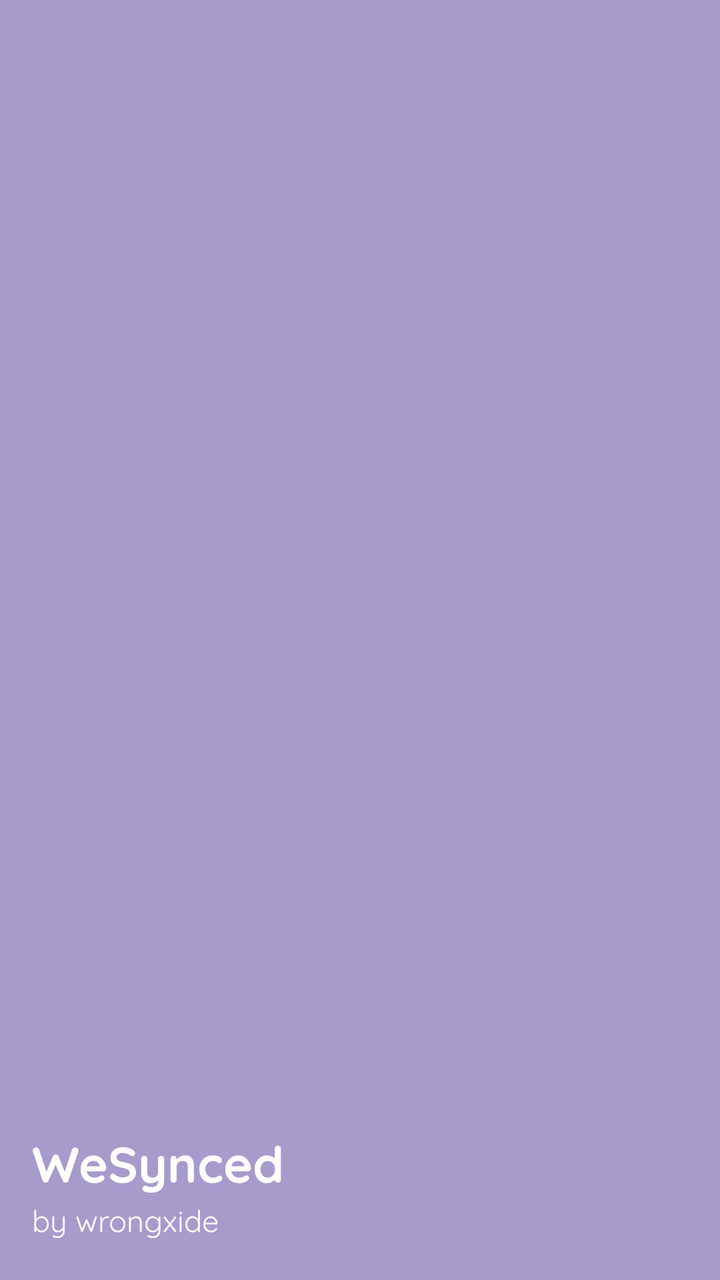
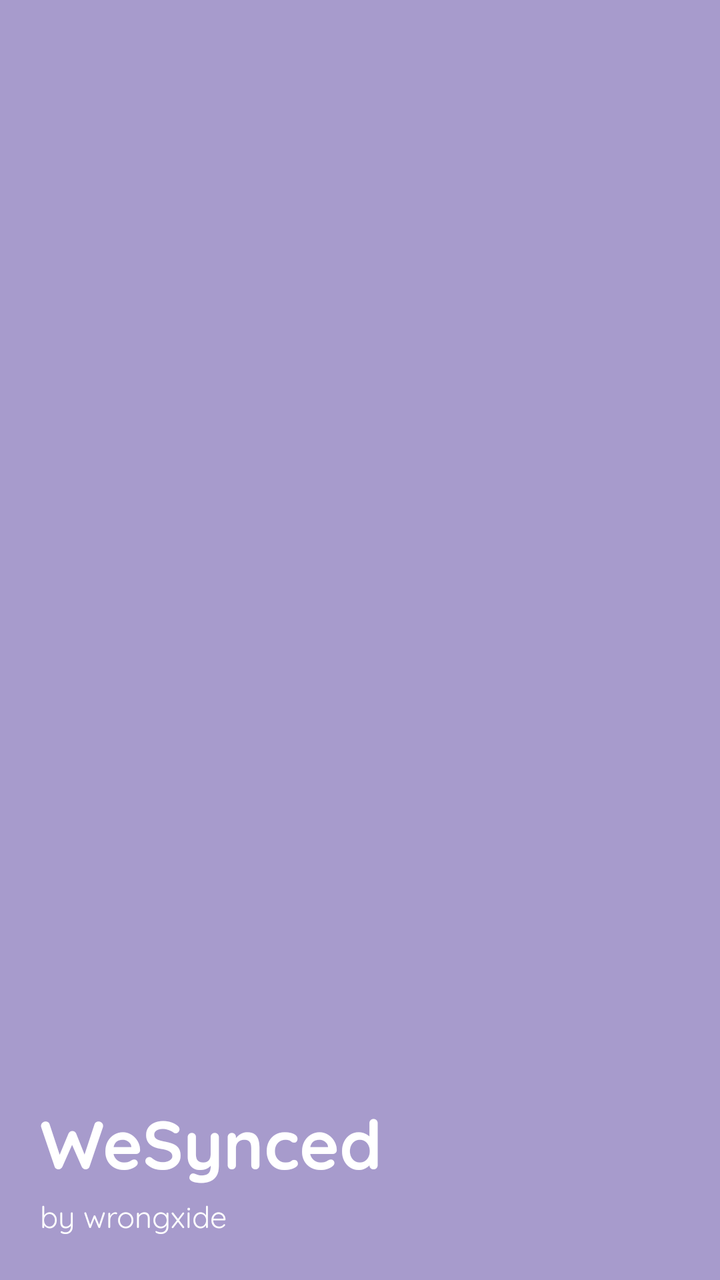

Screens rendered from an Android XML layout before and after an edit, with the pre-edit source and the edit as a unified diff.
<!-- AndroidManifest.xml: application theme Theme.WeSynced -->
<!-- res/layout/nav_header.xml -->
<?xml version="1.0" encoding="utf-8"?>
<LinearLayout
    xmlns:android="http://schemas.android.com/apk/res/android"
    android:layout_width="match_parent"
    android:layout_height="wrap_content"
    android:minHeight="140dp"
    android:orientation="vertical"
    android:gravity="bottom"
    android:paddingStart="16dp"
    android:paddingEnd="16dp"
    android:paddingTop="16dp"
    android:paddingBottom="20dp"
    android:background="@color/pastel_purple">

    <TextView
        android:layout_width="wrap_content"
        android:layout_height="wrap_content"
        android:text="@string/app_name"
        android:textSize="25sp"
        android:textStyle="bold"
        android:textColor="@android:color/white" />

    <TextView
        android:layout_width="wrap_content"
        android:layout_height="wrap_content"
        android:text="@string/app_tagline"
        android:textSize="15sp"
        android:textColor="@android:color/white" />

</LinearLayout>
<!-- resources referenced by this layout -->
<resources>
  <color name="pastel_purple">#A79BCC</color>
  <string name="app_name">WeSynced</string>
  <string name="app_tagline">by wrongxide</string>
  <style name="Theme.WeSynced" parent="Theme.Material3.DayNight.NoActionBar">
          <item name="colorPrimary">@color/pastel_purple</item>
          <item name="colorSurface">@color/card_surface</item>
          <item name="android:colorBackground">@color/pastel_background</item>
          <item name="android:fontFamily">@font/quicksand</item>
          <item name="fontFamily">@font/quicksand</item>
          <item name="android:textColor">@color/text_primary</item>
          <item name="android:windowLightStatusBar">true</item>
      </style>
  <color name="card_surface">#FFFFFF</color>
  <color name="pastel_background">#FAF3EA</color>
  <color name="text_primary">#2D283E</color>
</resources>

<!-- the commit's change to res/layout/nav_header.xml (unified diff, before → after) -->
@@ -1,28 +1,30 @@
 <?xml version="1.0" encoding="utf-8"?>
 <LinearLayout
     xmlns:android="http://schemas.android.com/apk/res/android"
+    android:id="@+id/navHeaderRoot"
     android:layout_width="match_parent"
     android:layout_height="wrap_content"
     android:minHeight="140dp"
     android:orientation="vertical"
     android:gravity="bottom"
-    android:paddingStart="16dp"
-    android:paddingEnd="16dp"
+    android:paddingStart="20dp"
+    android:paddingEnd="20dp"
     android:paddingTop="16dp"
-    android:paddingBottom="20dp"
+    android:paddingBottom="22dp"
     android:background="@color/pastel_purple">
 
     <TextView
         android:layout_width="wrap_content"
         android:layout_height="wrap_content"
         android:text="@string/app_name"
-        android:textSize="25sp"
+        android:textSize="34sp"
         android:textStyle="bold"
         android:textColor="@android:color/white" />
 
     <TextView
         android:layout_width="wrap_content"
         android:layout_height="wrap_content"
+        android:layout_marginTop="2dp"
         android:text="@string/app_tagline"
         android:textSize="15sp"
         android:textColor="@android:color/white" />
